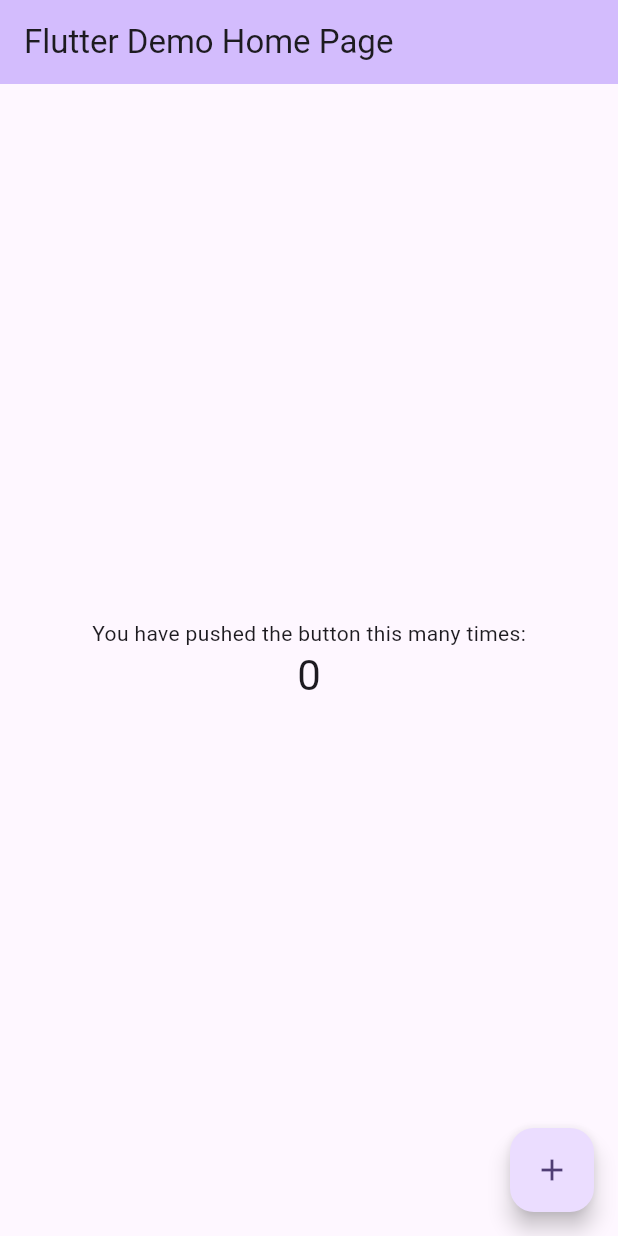
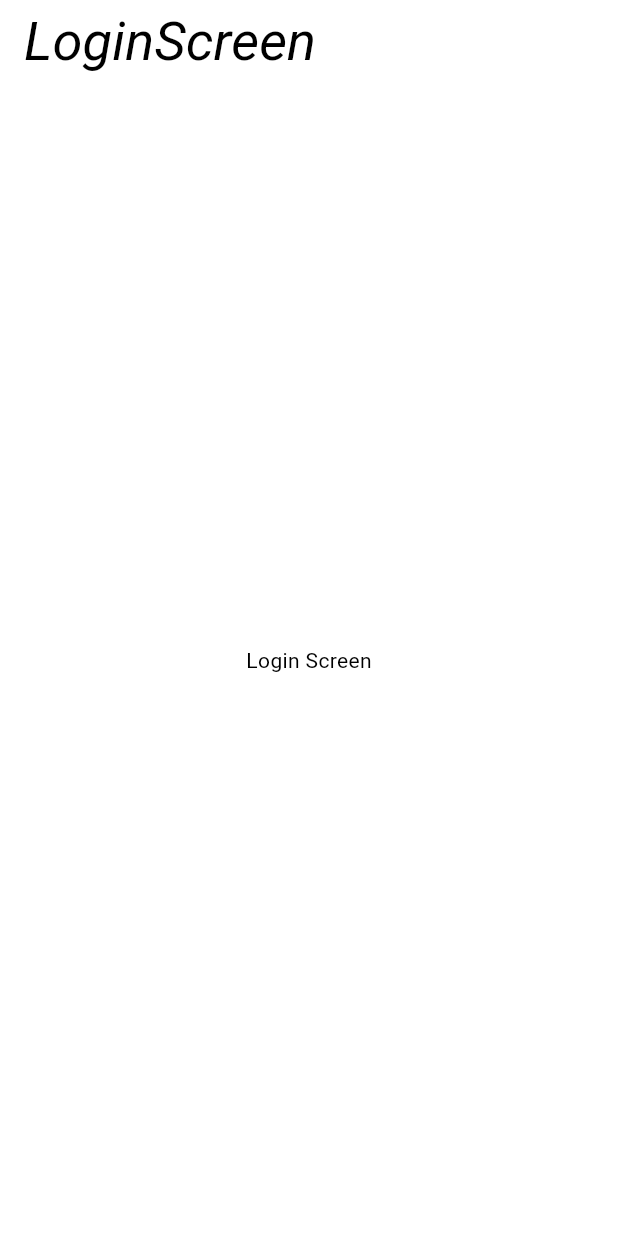
Before and after one commit to supremeleada/Art_Portfolio_Showcase, a Flutter app: the screen it shows after launch, on a phone screen of 412 x 824 dp. Run offline on Flutter 3.47's test engine with Material 3 defaults, Android fonts, the phone set to English and light mode, and no system bars; our stand-ins replace cloud_firestore, firebase_auth, firebase_core; accounts and stored records are empty; Roboto replaces fonts that are missing (Georgia, Hind).

Commit message:
screen structure
Set up a basic scaffold template for each screen

```diff
--- a/lib/main.dart
+++ b/lib/main.dart
@@ -1,125 +1,96 @@
 import 'package:flutter/material.dart';
+import 'package:firebase_core/firebase_core.dart';
+import 'services/firebase_options.dart';
+import 'screens/login_screen.dart';
+import 'screens/registration_screen.dart';
+import 'screens/home_screen.dart';
+import 'screens/user_profile_screen.dart';
+import 'screens/edit_profile_screen.dart';
+import 'screens/artist_profile_screen.dart';
+import 'screens/collection_detail_screen.dart';
+import 'screens/messaging_screen.dart';
+
+
 
 void main() {
-  runApp(const MyApp());
+  WidgetsFlutterBinding.ensureInitialized();
+  runApp(FirebaseInitializer(child: MyApp()));
 }
 
 class MyApp extends StatelessWidget {
-  const MyApp({super.key});
-
-  // This widget is the root of your application.
   @override
   Widget build(BuildContext context) {
     return MaterialApp(
-      title: 'Flutter Demo',
+      title: 'Artfolio',
       theme: ThemeData(
-        // This is the theme of your application.
-        //
-        // TRY THIS: Try running your application with "flutter run". You'll see
-        // the application has a purple toolbar. Then, without quitting the app,
-        // try changing the seedColor in the colorScheme below to Colors.green
-        // and then invoke "hot reload" (save your changes or press the "hot
-        // reload" button in a Flutter-supported IDE, or press "r" if you used
-        // the command line to start the app).
-        //
-        // Notice that the counter didn't reset back to zero; the application
-        // state is not lost during the reload. To reset the state, use hot
-        // restart instead.
-        //
-        // This works for code too, not just values: Most code changes can be
-        // tested with just a hot reload.
-        colorScheme: ColorScheme.fromSeed(seedColor: Colors.deepPurple),
-        useMaterial3: true,
+        primaryColor: Colors.blue,
+        colorScheme: ColorScheme.fromSwatch().copyWith(secondary: Colors.cyan[600]),
+        fontFamily: 'Georgia',
+        textTheme: TextTheme(
+          headline1: TextStyle(fontSize: 72.0, fontWeight: FontWeight.bold),
+          headline6: TextStyle(fontSize: 36.0, fontStyle: FontStyle.italic),
+          bodyText2: TextStyle(fontSize: 14.0, fontFamily: 'Hind'),
+        ),
       ),
-      home: const MyHomePage(title: 'Flutter Demo Home Page'),
+      initialRoute: '/',
+      routes: {
+        '/': (context) => const LoginScreen(),
+        '/register': (context) => const RegistrationScreen(),
+        '/home': (context) => const HomeScreen(),
+        '/profile': (context) => const UserProfileScreen(),
+        '/edit_profile': (context) => const EditProfileScreen(),
+        '/artist_profile': (context) => const ArtistProfileScreen(),
+        '/collection_detail': (context) => const CollectionDetailScreen(),
+        '/messaging': (context) => const MessagingScreen(),
+      },
     );
   }
 }
 
-class MyHomePage extends StatefulWidget {
-  const MyHomePage({super.key, required this.title});
+class FirebaseInitializer extends StatefulWidget {
+  final Widget child;
 
-  // This widget is the home page of your application. It is stateful, meaning
-  // that it has a State object (defined below) that contains fields that affect
-  // how it looks.
-
-  // This class is the configuration for the state. It holds the values (in this
-  // case the title) provided by the parent (in this case the App widget) and
-  // used by the build method of the State. Fields in a Widget subclass are
-  // always marked "final".
-
-  final String title;
+  FirebaseInitializer({required this.child});
 
   @override
-  State<MyHomePage> createState() => _MyHomePageState();
+  _FirebaseInitializerState createState() => _FirebaseInitializerState();
 }
 
-class _MyHomePageState extends State<MyHomePage> {
-  int _counter = 0;
-
-  void _incrementCounter() {
-    setState(() {
-      // This call to setState tells the Flutter framework that something has
-      // changed in this State, which causes it to rerun the build method below
-      // so that the display can reflect the updated values. If we changed
-      // _counter without calling setState(), then the build method would not be
-      // called again, and so nothing would appear to happen.
-      _counter++;
-    });
-  }
+class _FirebaseInitializerState extends State<FirebaseInitializer> {
+  final Future<FirebaseApp> _initialization = Firebase.initializeApp(
+    options: DefaultFirebaseOptions.currentPlatform,
+  );
 
   @override
   Widget build(BuildContext context) {
-    // This method is rerun every time setState is called, for instance as done
-    // by the _incrementCounter method above.
-    //
-    // The Flutter framework has been optimized to make rerunning build methods
-    // fast, so that you can just rebuild anything that needs updating rather
-    // than having to individually change instances of widgets.
-    return Scaffold(
-      appBar: AppBar(
-        // TRY THIS: Try changing the color here to a specific color (to
-        // Colors.amber, perhaps?) and trigger a hot reload to see the AppBar
-        // change color while the other colors stay the same.
-        backgroundColor: Theme.of(context).colorScheme.inversePrimary,
-        // Here we take the value from the MyHomePage object that was created by
-        // the App.build method, and use it to set our appbar title.
-        title: Text(widget.title),
-      ),
-      body: Center(
-        // Center is a layout widget. It takes a single child and positions it
-        // in the middle of the parent.
-        child: Column(
-          // Column is also a layout widget. It takes a list of children and
-          // arranges them vertically. By default, it sizes itself to fit its
-          // children horizontally, and tries to be as tall as its parent.
-          //
-          // Column has various properties to control how it sizes itself and
-          // how it positions its children. Here we use mainAxisAlignment to
-          // center the children vertically; the main axis here is the vertical
-          // axis because Columns are vertical (the cross axis would be
-          // horizontal).
-          //
-          // TRY THIS: Invoke "debug painting" (choose the "Toggle Debug Paint"
-          // action in the IDE, or press "p" in the console), to see the
-          // wireframe for each widget.
-          mainAxisAlignment: MainAxisAlignment.center,
-          children: <Widget>[
-            const Text(
-              'You have pushed the button this many times:',
+    return FutureBuilder(
+      future: _initialization,
+      builder: (context, snapshot) {
+        // Check for errors
+        if (snapshot.hasError) {
+          return MaterialApp(
+            home: Scaffold(
+              body: Center(
+                child: Text("Error initializing Firebase"),
+              ),
             ),
-            Text(
-              '$_counter',
-              style: Theme.of(context).textTheme.headlineMedium,
+          );
+        }
+
+        // Once complete, show your application
+        if (snapshot.connectionState == ConnectionState.done) {
+          return widget.child;
+        }
+
+        // Otherwise, show something whilst waiting for initialization to complete
+        return MaterialApp(
+          home: Scaffold(
+            body: Center(
+              child: CircularProgressIndicator(),
             ),
-          ],
-        ),
-      ),
-      floatingActionButton: FloatingActionButton(
-        onPressed: _incrementCounter,
-        tooltip: 'Increment',
-        child: const Icon(Icons.add),
-      ), // This trailing comma makes auto-formatting nicer for build methods.
+          ),
+        );
+      },
     );
   }
 }
--- a/lib/screens/login_screen.dart
+++ b/lib/screens/login_screen.dart
@@ -0,0 +1,13 @@
+import 'package:flutter/material.dart';
+
+class LoginScreen extends StatelessWidget {
+  const LoginScreen({Key? key}) : super(key: key);
+
+  @override
+  Widget build(BuildContext context) {
+    return Scaffold(
+      appBar: AppBar(title: Text('LoginScreen')),
+      body: Center(child: Text('Login Screen')),
+    );
+  }
+}
```
Also changed, not shown: lib/screens/artist_profile_screen.dart (+13 -0 lines), lib/screens/collection_detail_screen.dart (+13 -0 lines), lib/screens/edit_profile_screen.dart (+13 -0 lines), lib/screens/home_screen.dart (+13 -0 lines), lib/screens/messaging_screen.dart (+13 -0 lines), lib/screens/registration_screen.dart (+13 -0 lines), lib/screens/user_profile_screen.dart (+13 -0 lines), lib/services/authentication_service.dart (+25 -15 lines), pubspec.lock.
